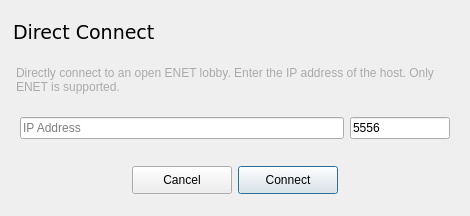
Before: the Qt Designer form ui/directconnectdialog.ui in yani/keeperfx-launcher-qt, drawn with Qt 5.
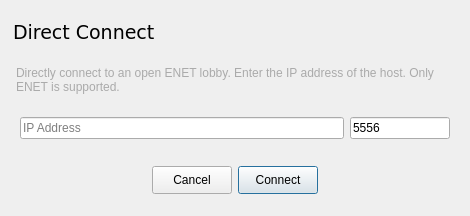
After: the same form once the commit is applied. Icons and pictures are not drawn.

What changed in the file:
```diff
--- a/ui/directconnectdialog.ui
+++ b/ui/directconnectdialog.ui
@@ -109,7 +109,17 @@
      </property>
      <layout class="QHBoxLayout" name="horizontalLayout_2">
       <item>
-       <widget class="QWidget" name="buttonsWidgetSpacer" native="true"/>
+       <spacer name="horizontalSpacer">
+        <property name="orientation">
+         <enum>Qt::Orientation::Horizontal</enum>
+        </property>
+        <property name="sizeHint" stdset="0">
+         <size>
+          <width>40</width>
+          <height>20</height>
+         </size>
+        </property>
+       </spacer>
       </item>
       <item>
        <widget class="QPushButton" name="cancelButton">
@@ -119,12 +129,6 @@
           <height>28</height>
          </size>
         </property>
-        <property name="maximumSize">
-         <size>
-          <width>100</width>
-          <height>16777215</height>
-         </size>
-        </property>
         <property name="text">
          <string comment="Button">Cancel</string>
         </property>
@@ -144,12 +148,6 @@
           <height>28</height>
          </size>
         </property>
-        <property name="maximumSize">
-         <size>
-          <width>100</width>
-          <height>16777215</height>
-         </size>
-        </property>
         <property name="text">
          <string comment="Button">Connect</string>
         </property>
@@ -165,7 +163,17 @@
        </widget>
       </item>
       <item>
-       <widget class="QWidget" name="buttonsWidgetSpacerRight" native="true"/>
+       <spacer name="horizontalSpacer_2">
+        <property name="orientation">
+         <enum>Qt::Orientation::Horizontal</enum>
+        </property>
+        <property name="sizeHint" stdset="0">
+         <size>
+          <width>40</width>
+          <height>20</height>
+         </size>
+        </property>
+       </spacer>
       </item>
      </layout>
     </widget>
```
